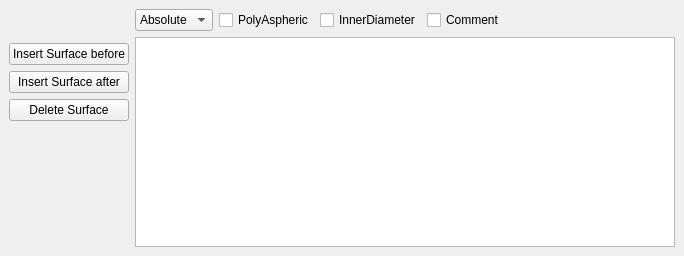
edeforas/Astree, file src/gui/DockSurfacesData.ui: the form before one commit.
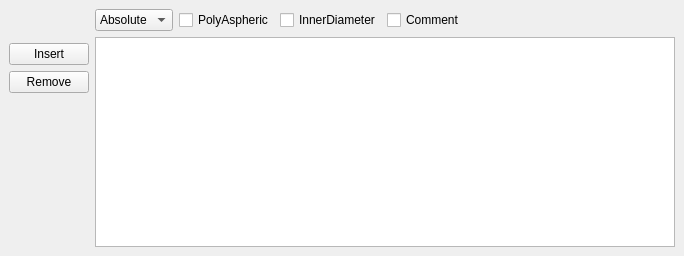
The form after the commit.

Commit message: better dialog

The edit to the form file:
```diff
--- a/src/gui/DockSurfacesData.ui
+++ b/src/gui/DockSurfacesData.ui
@@ -42,21 +42,14 @@
       <item>
        <widget class="QPushButton" name="btnAddSurfaceBefore">
         <property name="text">
-         <string>Insert Surface before</string>
-        </property>
-       </widget>
-      </item>
-      <item>
-       <widget class="QPushButton" name="btnAddSurfaceAfter">
-        <property name="text">
-         <string>Insert Surface after</string>
+         <string>Insert</string>
         </property>
        </widget>
       </item>
       <item>
        <widget class="QPushButton" name="btnDeleteSurface">
         <property name="text">
-         <string>Delete Surface</string>
+         <string>Remove</string>
         </property>
        </widget>
       </item>
```
The commit also changes 3 other files.
